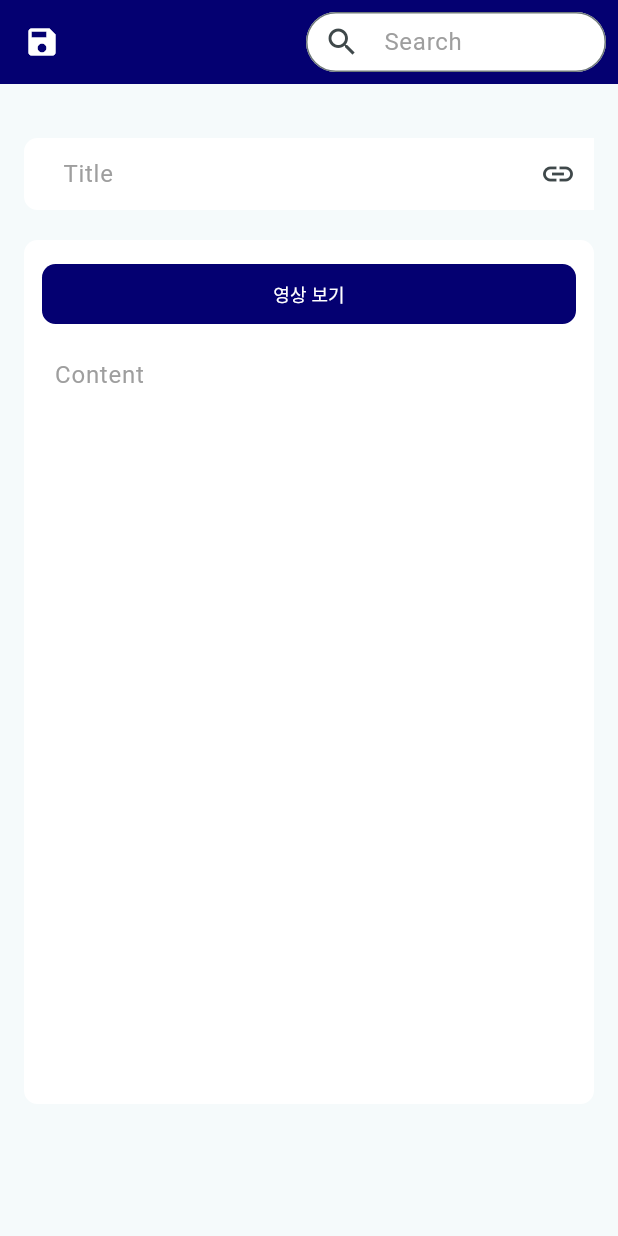
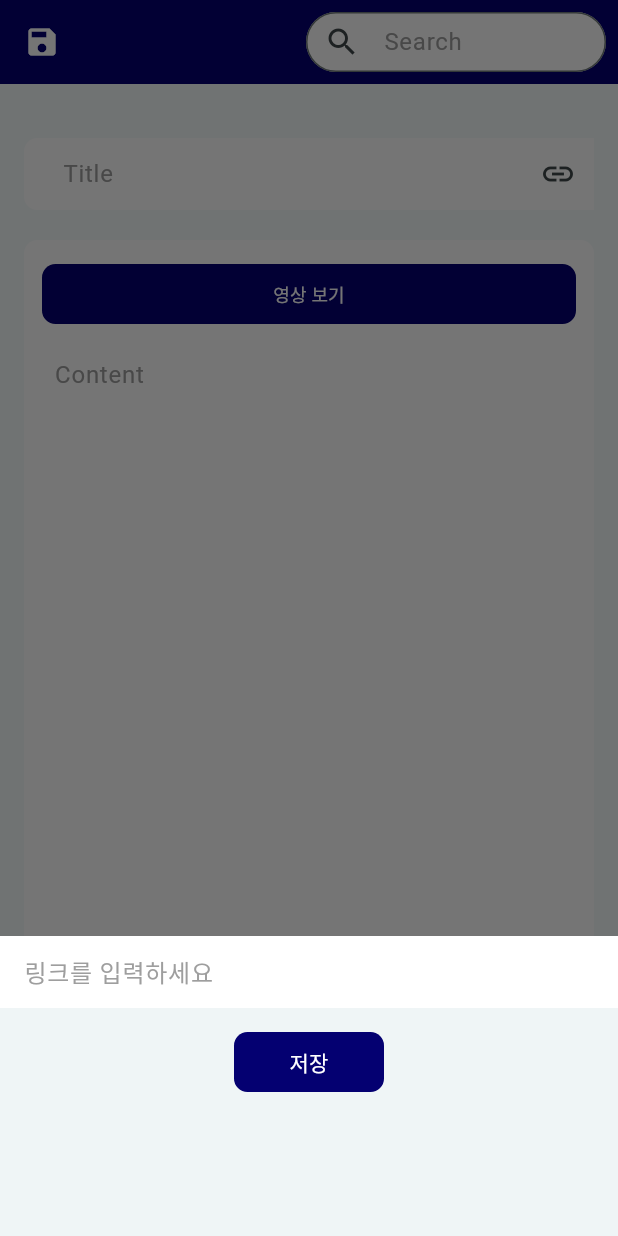
Before and after one commit to KSJ-0/playbook, a Flutter app: the DiaryPage screen opened by its route, after a tap on the "link" icon, on a phone screen of 412 x 824 dp. Run offline on Flutter 3.47's test engine with Material 3 defaults, Android fonts, the phone set to English and light mode, and no system bars; our stand-ins replace cloud_firestore, firebase_core; accounts and stored records are empty; generated files the repository leaves out were written again.

Commit message:
feat/링크 첨부 기능 추가

```diff
--- a/lib/diary.dart
+++ b/lib/diary.dart
@@ -15,8 +15,10 @@ class _MyDiaryPageState extends State<DiaryPage> {
   final TextEditingController _searchController = TextEditingController();
   final TextEditingController _titleController = TextEditingController();
   final TextEditingController _contentController = TextEditingController();
+  final TextEditingController _linkController = TextEditingController();
 
   String docId = '';
+  String link = '';
 
   void initState() {
     super.initState();
@@ -25,11 +27,12 @@ class _MyDiaryPageState extends State<DiaryPage> {
   }
 
   Future<void> uploadData() async {
-    try { //일기 제목, 내용 저장
+    try { //일기 제목, 내용, 첨부 링크 저장
       DocumentReference doc = await FirebaseFirestore.instance.collection('diary').add({
         'title': _titleController.text,
         'content': _contentController.text,
         'createdAt': FieldValue.serverTimestamp(),
+        'link': link,
       });
       docId = doc.id;
     } catch(e) {
@@ -124,7 +127,60 @@ class _MyDiaryPageState extends State<DiaryPage> {
                         color: Colors.white
                       ),
                       child: //링크 첨부 버튼
-                        IconButton(onPressed: () {}, icon: const Icon(Icons.link))
+                        IconButton(
+                          onPressed: () {
+                            showModalBottomSheet<void> (
+                              context : context,
+                              builder : (BuildContext context) {
+                                return Container(
+                                  height: 200,
+                                  child: Column(
+                                    children: [
+                                      TextField(
+                                        controller: _linkController,
+                                        decoration: InputDecoration(
+                                          hintText: "링크를 입력하세요",
+                                          hintStyle: TextStyle(color: Colors.grey),
+                                          border: InputBorder.none,
+                                          fillColor: Colors.white,
+                                          filled: true,
+                                        ),
+                                      ),
+                                      const SizedBox(height: 12.0,),
+                                      Row(
+                                        mainAxisAlignment: MainAxisAlignment.center,
+                                        children: [
+                                          const SizedBox(width: 12.0,),
+                                          Container(
+                                            width: 100.0,
+                                            child :
+                                            TextButton(
+                                              style: TextButton.styleFrom(
+                                                backgroundColor: const Color.fromARGB(255, 4, 0, 113),
+                                                shape: RoundedRectangleBorder(
+                                                  borderRadius: BorderRadius.circular(9.0),
+                                                ),
+                                              ),
+                                              onPressed: () {
+                                              link = _linkController.text;
+                                              },
+                                              child:
+                                                const Text(
+                                                  "저장",
+                                                  style: TextStyle(color: Colors.white,),)
+                                            )
+                                          ),
+                                          const SizedBox(width: 12.0,),
+                                        ]
+                                      ),
+                                      ]
+
+                                  )
+                                );
+                              }
+                            );
+                          },
+                          icon: const Icon(Icons.link))
                     )
                   ]
                 ),
```
